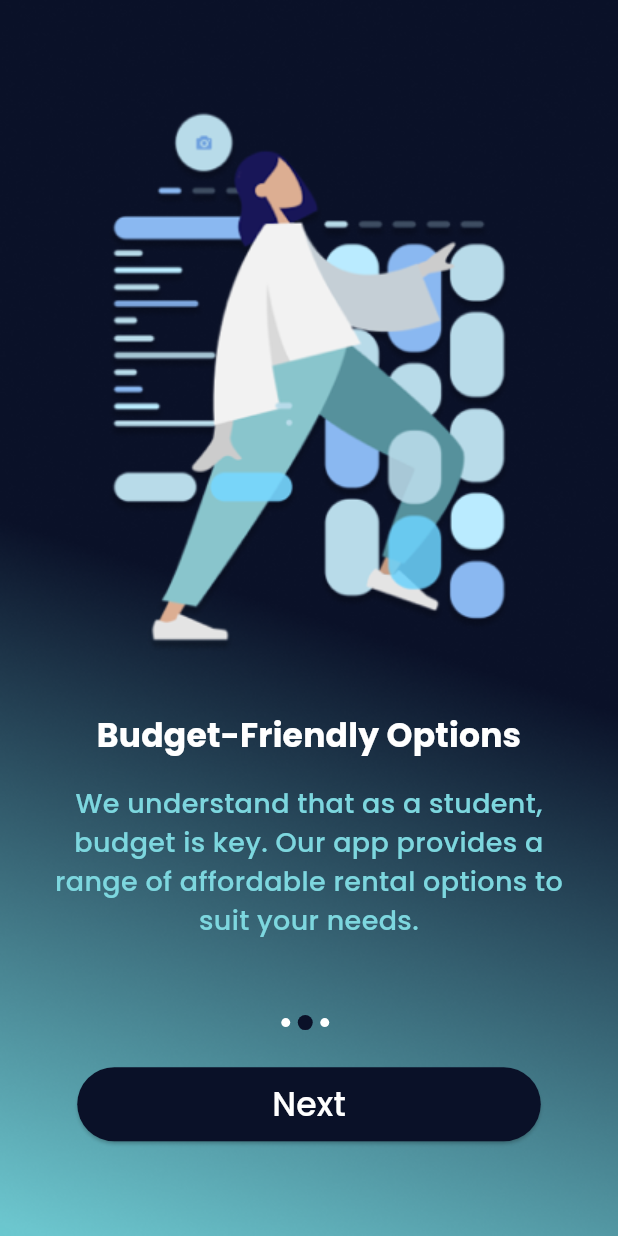
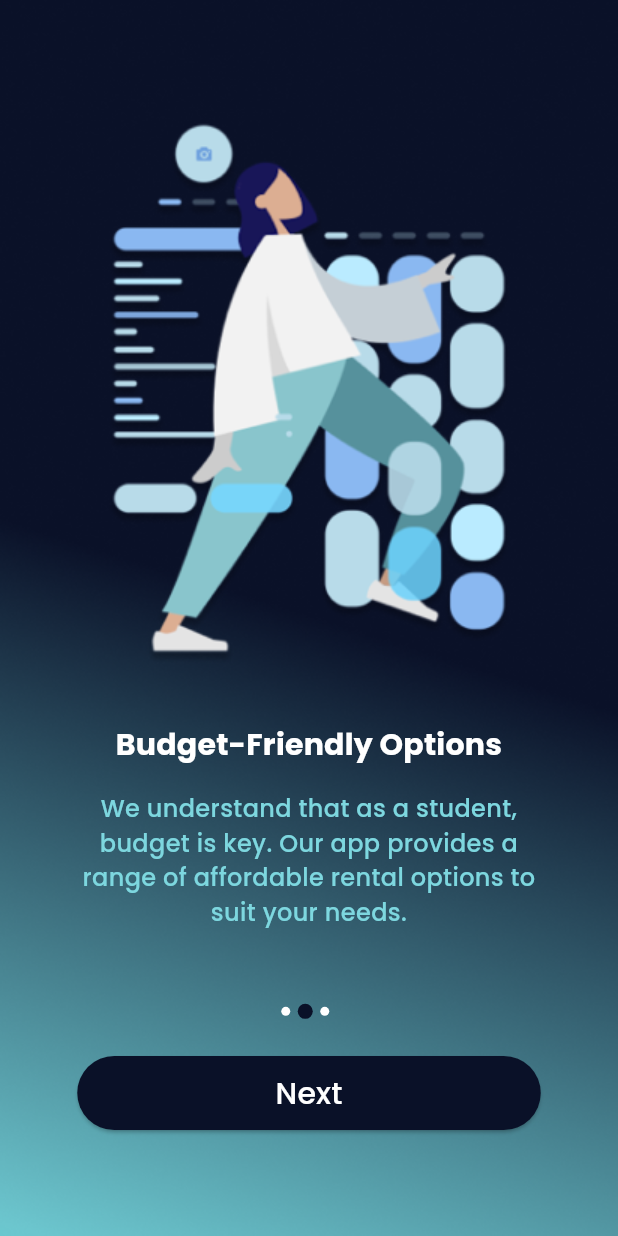
Before and after one commit to ibrahimagdy/Homey, a Flutter app: the screen it shows after launch, after a tap on "Next", on a phone screen of 412 x 824 dp. Run offline on Flutter 3.47's test engine with Material 3 defaults, Android fonts, the phone set to English and light mode, and no system bars; our stand-ins replace google_fonts.

Commit message:
some updates

```diff
--- a/lib/core/theme/application_theme.dart
+++ b/lib/core/theme/application_theme.dart
@@ -13,12 +13,12 @@ class ApplicationTheme {
         titleLarge: GoogleFonts.pacifico(color: Colors.white, fontSize: 78),
         titleMedium: GoogleFonts.poppins(
           color: Colors.white,
-          fontSize: 22,
+          fontSize: 20,
           fontWeight: FontWeight.bold,
         ),
         bodyMedium: GoogleFonts.poppins(
           color: const Color(0xff7DD7DF),
-          fontSize: 18,
+          fontSize: 16,
           fontWeight: FontWeight.w500,
         )),
   );
--- a/lib/pages/onBoarding_screens/onboarding_screens.dart
+++ b/lib/pages/onBoarding_screens/onboarding_screens.dart
@@ -1,6 +1,4 @@
-import 'package:flutter/cupertino.dart';
 import 'package:flutter/material.dart';
-import 'package:flutter/widgets.dart';
 import 'package:homey/pages/login_screen/login_screen.dart';
 import 'package:homey/pages/onBoarding_screens/onboarding_content.dart';
 
@@ -52,9 +50,7 @@ class _OnBoardingState extends State<OnBoarding> {
             ),
             child: Scaffold(
               backgroundColor: Colors.transparent,
-              body: Align(
-                alignment: Alignment.center,
-                child: Column(
+              body: Column(
                 mainAxisAlignment: MainAxisAlignment.center,
                 children: [
                   Image.asset(
@@ -114,7 +110,6 @@ class _OnBoardingState extends State<OnBoarding> {
                 ],
               ),
             ),
-            ),
           );
         },
       ),
--- a/lib/pages/splash_screen/splash_screen.dart
+++ b/lib/pages/splash_screen/splash_screen.dart
@@ -15,7 +15,7 @@ class SplashScreen extends StatefulWidget {
 class _SplashScreenState extends State<SplashScreen> {
   @override
   void initState() {
-    Timer(const Duration(seconds: 5), () {
+    Timer(const Duration(seconds: 3), () {
       Navigator.pushReplacementNamed(context, OnBoarding.routeName);
     });
     super.initState();
```
Also changed, not shown: 2 other files. Lines whose indentation alone changed are shown as unchanged.
